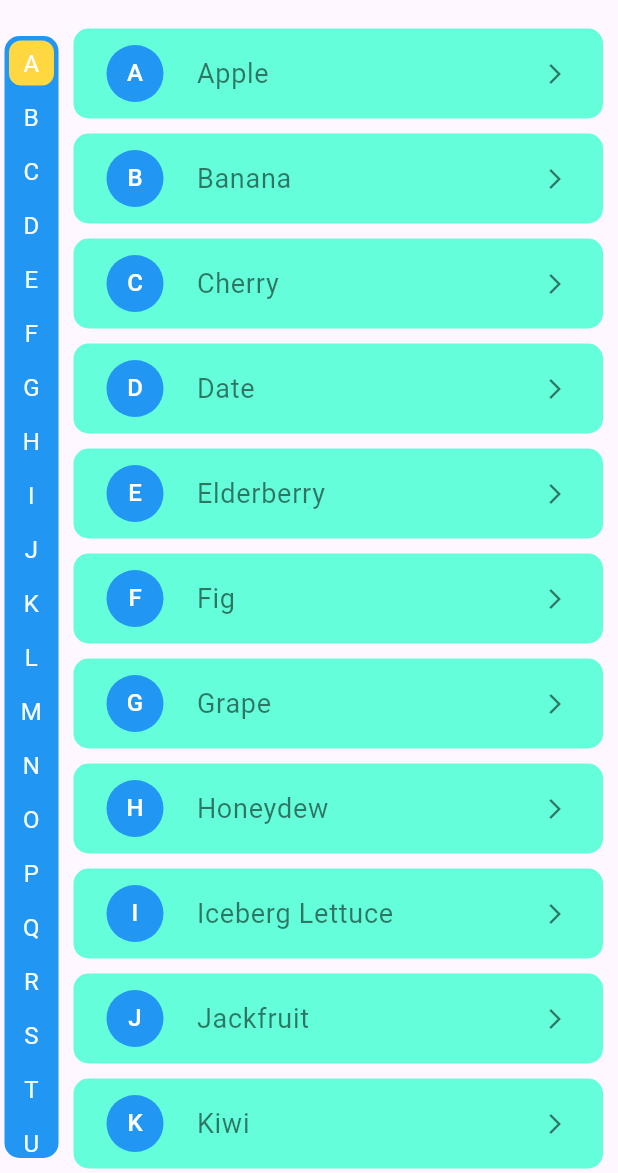
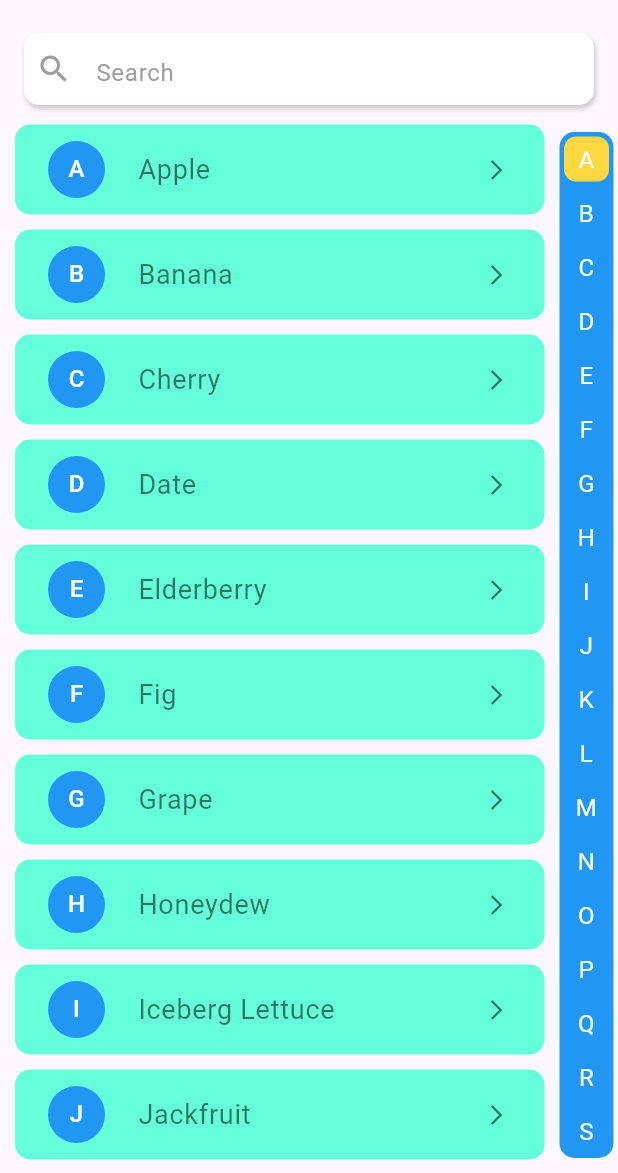
Before and after one commit to DeveloperKits/alphabet_navigation, a Flutter app: the screen it shows after launch, on a phone screen of 412 x 824 dp, the part 63-1236 px from its top. Run offline on Flutter 3.47's test engine with Material 3 defaults, Android fonts, the phone set to English and light mode, and no system bars.

Commit message:
add search field & dynamic search style

```diff
--- a/example/lib/main.dart
+++ b/example/lib/main.dart
@@ -44,14 +44,15 @@ class AlphabetListViewExample extends StatelessWidget {
         centerTitle: true,
       ),
       body: AlphabetNavigation(
-        stringList: stringList, /// Pass the string list for alphabet mapping
-        dynamicList: dynamicList, /// Pass the dynamic list for content
-        backgroundColor: Colors.blue, /// Background color for alphabet list
-        selectedColor: Colors.white, /// Selected alphabet color
-        circleSelectedLetter: true, /// Circle background color for the selected letter
-        listDirection: ListDirection.left, /// Direction of the list.
-        circleBorderRadius: 8, /// Border radius for the selected letter circle
-        itemBuilder: (context, index) {
+        stringList: stringList,
+        dynamicList: dynamicList,
+        showSearchField: true,
+        backgroundColor: Colors.blue,
+        selectedColor: Colors.white,
+        circleSelectedLetter: true,
+        listDirection: ListDirection.right,
+        circleBorderRadius: 8,
+        itemBuilder: (context, index, dynamicList) {
           /// Build the item widget
           return Container(
             alignment: Alignment.center,
--- a/lib/alphabet_navigation.dart
+++ b/lib/alphabet_navigation.dart
@@ -1,4 +1,5 @@
 library alphabet_navigation;
+
 
 import 'package:flutter/material.dart';
 
@@ -16,19 +17,45 @@ enum ListDirection { left, right }
 class AlphabetNavigation extends StatefulWidget {
   final List<String> stringList;
   final List<dynamic> dynamicList;
+  /// Height of the dynamic list
   final double dynamicListHeight;
 
+  /// Direction of the list. If [ListDirection.left], the list will be from right to left.
+  /// If [ListDirection.right], the list will be from left to right.
   final ListDirection listDirection;
 
+  /// Toggle for search field
+  final bool showSearchField;
+  /// Search field text style
+  final TextStyle searchFieldTextStyle;
+  /// Search field hint text
+  final String searchFieldHintText;
+  ///  search field hint style
+  final TextStyle searchFieldHintTextStyle;
+  /// Search field icon
+  final Icon searchFieldIcon;
+  /// Search field background color
+  final Color searchFieldBackgroundColor;
+  /// Search field icon color
+  final Color searchFieldIconColor;
+
+  /// Background color for alphabet list
   final Color backgroundColor;
+  /// Background color for selected alphabet in the alphabet list
   final Color selectedColor;
+  /// Background color for unselected alphabet in the alphabet list
   final Color unselectedColor;
 
+  /// Circle for the selected letter in the alphabet list
   final bool circleSelectedLetter;
+  /// Background color for the selected letter in the alphabet list
   final Color circleSelectedBackgroundColor;
+  /// Border radius for the selected letter circle
   final double circleBorderRadius;
 
-  final Function(BuildContext, int) itemBuilder;
+  /// Item builder for dynamic list which returns a [Widget] for each item
+  /// if [showSearchField] is true, the list will be filtered based on the search query
+  final Function(BuildContext, int, dynamic) itemBuilder;
 
   /// A Flutter package that provides a dynamic, scrollable list view with an alphabetical index.
   ///
@@ -37,6 +64,7 @@ class AlphabetNavigation extends StatefulWidget {
   /// * [dynamicList] List of dynamic data (actual data to be displayed)
   /// * [dynamicListHeight] Height of the dynamic list (optional)
   /// * [listDirection] Direction of the list. If [ListDirection.left], the list will be from right to left (optional)
+  /// * [showSearchField] Toggle for search field (optional)
   /// * [backgroundColor] Background color (optional)
   /// * [selectedColor] Selected alphabet color (optional)
   /// * [unselectedColor] Unselected alphabet color (optional)
@@ -50,6 +78,13 @@ class AlphabetNavigation extends StatefulWidget {
     required this.dynamicList,
     this.dynamicListHeight = 70.0,
     this.listDirection = ListDirection.right,
+    this.showSearchField = false, /// Default to no search field
+    this.searchFieldTextStyle = const TextStyle(color: Colors.black54, fontSize: 16,),
+    this.searchFieldHintText = 'Search',
+    this.searchFieldHintTextStyle = const TextStyle(color: Colors.grey, fontSize: 16,),
+    this.searchFieldIcon = const Icon(Icons.search, color: Colors.grey,),
+    this.searchFieldBackgroundColor = Colors.white,
+    this.searchFieldIconColor = Colors.grey,
     this.backgroundColor = const Color(0xFF56A3A6),
     this.selectedColor = const Color(0xFF014D41),
     this.unselectedColor = const Color(0xFFF6FDFF),
@@ -66,15 +101,21 @@ class AlphabetNavigation extends StatefulWidget {
 class _AlphabetNavigationState extends State<AlphabetNavigation> {
   /// Scrolls to the selected alphabet letter when an alphabet is selected.
   late ScrollController _scrollController;
+  /// Search field controller
+  late TextEditingController _searchController;
   /// Maps alphabet to list index for faster lookup
   final Map<String, int> _alphabetMap = {};
   /// Default selected alphabet
   String _selectedAlphabet = 'A';
+  /// Filtered alphabet list based on search
+  List<dynamic> _filteredList = [];
 
   @override
   void initState() {
     super.initState();
     _scrollController = ScrollController();
+    _searchController = TextEditingController();
+    _filteredList = widget.dynamicList; /// Initialize with full list
     _generateAlphabetMap();
   }
 
@@ -124,14 +165,36 @@ class _AlphabetNavigationState extends State<AlphabetNavigation> {
         duration: Duration(milliseconds: duration),
 
         /// Constant speed
-        curve: Curves.linear,
+        curve: Curves.easeInQuint,
       );
     }
   }
 
+  /// Filters the dynamic list based on the search query and updates the filtered list.
+  /// If the query is empty, the filtered list is set to the full dynamic list.
+  void _filterList(String query) {
+    setState(() {
+      if (query.isEmpty) {
+        _filteredList = widget.dynamicList;
+      } else {
+        _filteredList = widget.dynamicList
+            .where((item) => item.toString().toLowerCase().contains(query.toLowerCase()))
+            .toList();
+      }
+    });
+  }
+
   @override
   Widget build(BuildContext context) {
-    return widget.listDirection == ListDirection.left
+    return Column(
+      children: [
+
+        /// Show search field if `showSearchField` is true
+        if(widget.showSearchField)
+          _showSearchField(),
+
+        Expanded(
+          child: widget.listDirection == ListDirection.left
               ? Row(
                   children: [
                     _alphabetList(leftMargin: 3, rightMargin: 0),
@@ -143,6 +206,9 @@ class _AlphabetNavigationState extends State<AlphabetNavigation> {
                     _dynamicList(),
                     _alphabetList(leftMargin: 0, rightMargin: 3),
                   ],
+                ),
+        ),
+      ],
     );
   }
 
@@ -153,11 +219,12 @@ class _AlphabetNavigationState extends State<AlphabetNavigation> {
     return Expanded(
       child: ListView.builder(
         controller: _scrollController,
-        itemCount: widget.dynamicList.length,
+        itemCount: _filteredList.length,
         itemExtent: widget.dynamicListHeight,
         itemBuilder: (context, index) {
-          /// Build the item widget based on the `itemBuilder` property and the index
-          return widget.itemBuilder(context, index);
+          /// Build the item widget based on the `itemBuilder` property,
+          /// the index and the filtered list base on search
+          return widget.itemBuilder(context, index, _filteredList);
         },
       ),
     );
@@ -244,10 +311,58 @@ class _AlphabetNavigationState extends State<AlphabetNavigation> {
     );
   }
 
+
+  /// search field where user can type in the search bar to filter the list
+  /// and scroll to the selected letter when an alphabet is selected
+  Widget _showSearchField() {
+    return Container(
+      margin: const EdgeInsets.symmetric(horizontal: 16.0, vertical: 8.0),
+      padding: const EdgeInsets.symmetric(horizontal: 8.0),
+      decoration: BoxDecoration(
+        color: widget.searchFieldBackgroundColor,
+        borderRadius: BorderRadius.circular(10.0),
+        boxShadow: [
+          BoxShadow(
+            color: Colors.grey.withOpacity(0.5),
+            blurRadius: 2,
+            offset: const Offset(1, 2.5), // changes position of shadow
+          ),
+        ],
+      ),
+      child: TextField(
+        controller: _searchController,
+        onChanged: (query) {
+          _filterList(query);
+        },
+        style: widget.searchFieldTextStyle,
+        decoration: InputDecoration(
+          border: InputBorder.none,
+          hintText: widget.searchFieldHintText,
+          hintStyle: widget.searchFieldHintTextStyle,
+          icon: widget.searchFieldIcon,
+          suffix: GestureDetector(
+            onTap: _clearSearch,
+            child: Padding(
+              padding: const EdgeInsets.symmetric(horizontal: 3.0),
+              child: Icon(Icons.clear, color: widget.searchFieldIconColor,),
+            ),
+          ),
+        ),
+      ),
+    );
+  }
+
+  void _clearSearch() {
+    _searchController.clear();
+    _filterList('');
+  }
+
   @override
   void dispose() {
     /// Dispose of the scroll controller when the widget is disposed to avoid memory leaks
     _scrollController.dispose();
+    _searchController.dispose(); /// Dispose the search controller
     super.dispose();
   }
+
 }
```
Also changed, not shown: 1 other file. Lines whose indentation alone changed are shown as unchanged.
